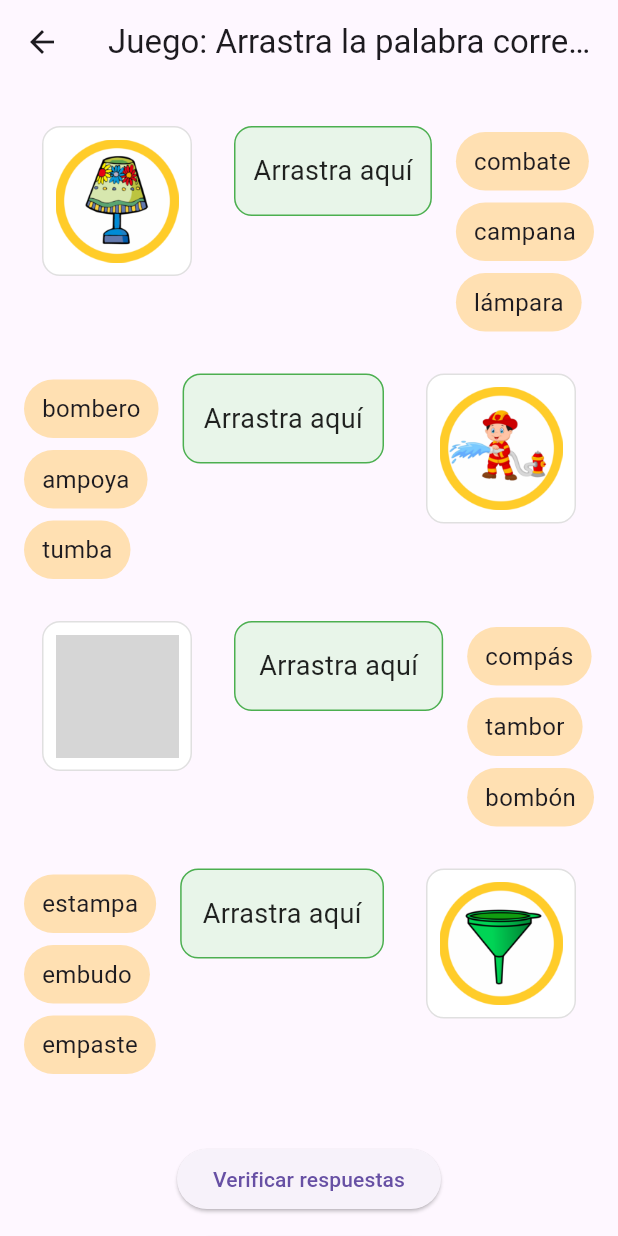
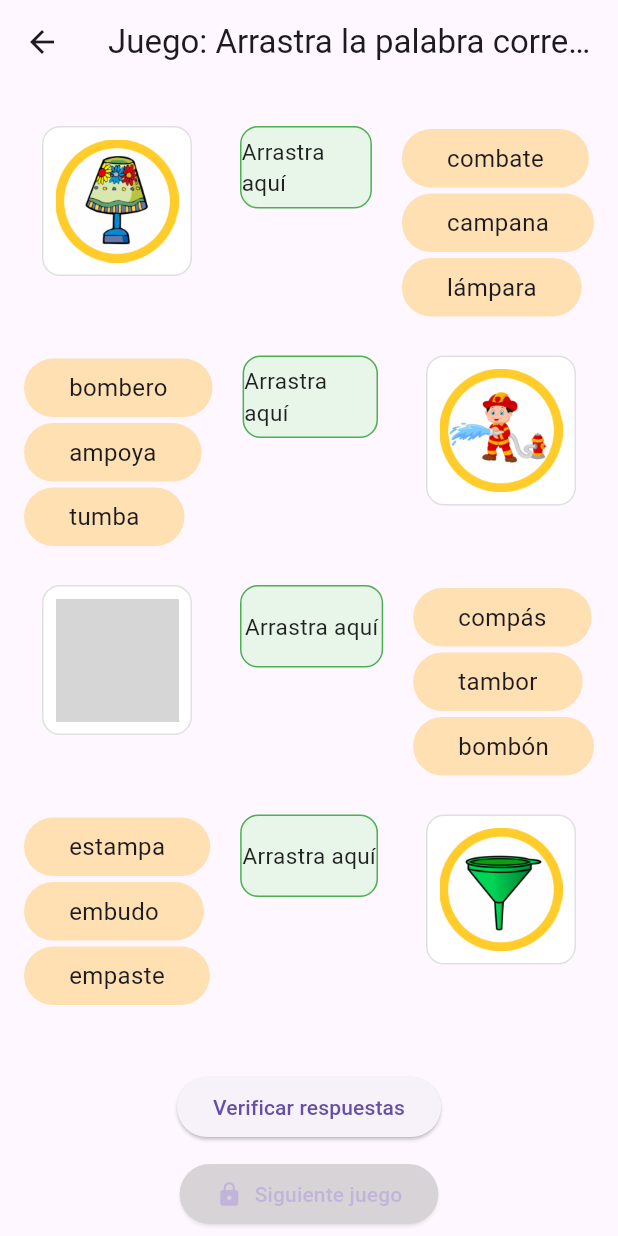
Before and after one commit to Marant7/proyectoMoviles, a Flutter app: the JuegoDragDrop2 screen opened directly, on a phone screen of 412 x 824 dp. Run offline on Flutter 3.47's test engine with Material 3 defaults, Android fonts, the light colour scheme and no system bars; grey boxes are pictures that could not be loaded.

Commit message:
actualizado2

```diff
--- a/lib/games/juego_1.dart
+++ b/lib/games/juego_1.dart
@@ -103,7 +103,7 @@ class _JuegoDragDropState extends State<JuegoDragDrop> {
                 ),
               );
             }),
-            SizedBox(height: 30),
+            SizedBox(height: 10),
             ElevatedButton(
               onPressed: checkAnswers,
               child: Text('Verificar respuestas'),
@@ -209,10 +209,10 @@ class _JuegoDragDropState extends State<JuegoDragDrop> {
 
   Widget wordChip(String word, {bool isDragging = false}) {
     return Container(
-      padding: EdgeInsets.symmetric(horizontal: 12, vertical: 8),
+      padding: EdgeInsets.symmetric(horizontal: 35, vertical: 6),
       decoration: BoxDecoration(
         color: isDragging ? Colors.orange[300] : Colors.orange[100],
-        borderRadius: BorderRadius.circular(20),
+        borderRadius: BorderRadius.circular(30),
         boxShadow:
             isDragging
                 ? [
--- a/lib/games/juego_2.dart
+++ b/lib/games/juego_2.dart
@@ -164,7 +164,7 @@ class _JuegoDragDropState extends State<JuegoDragDrop2> {
       children:
           options.map((word) {
             return Padding(
-              padding: const EdgeInsets.symmetric(vertical: 4.0),
+              padding: const EdgeInsets.symmetric(vertical: 2.0),
               child: Draggable<String>(
                 data: word,
                 feedback: Material(
@@ -190,8 +190,8 @@ class _JuegoDragDropState extends State<JuegoDragDrop2> {
       },
       builder: (context, candidateData, rejectedData) {
         return Container(
-          height: 60,
-          margin: EdgeInsets.symmetric(horizontal: 16),
+          height: 55,
+          margin: EdgeInsets.symmetric(horizontal: 20),
           decoration: BoxDecoration(
             color: Colors.green[50],
             borderRadius: BorderRadius.circular(12),
@@ -200,7 +200,7 @@ class _JuegoDragDropState extends State<JuegoDragDrop2> {
           alignment: Alignment.center,
           child: Text(
             answer ?? 'Arrastra aquí',
-            style: TextStyle(fontSize: 18, color: Colors.black87),
+            style: TextStyle(fontSize: 15, color: Colors.black87),
           ),
         );
       },
@@ -209,7 +209,7 @@ class _JuegoDragDropState extends State<JuegoDragDrop2> {
 
   Widget wordChip(String word, {bool isDragging = false}) {
     return Container(
-      padding: EdgeInsets.symmetric(horizontal: 12, vertical: 8),
+      padding: EdgeInsets.symmetric(horizontal: 30, vertical: 8),
       decoration: BoxDecoration(
         color: isDragging ? Colors.orange[300] : Colors.orange[100],
         borderRadius: BorderRadius.circular(20),
--- a/lib/main.dart
+++ b/lib/main.dart
@@ -22,7 +22,7 @@ class MyApp extends StatelessWidget {
     return MaterialApp(
       title: 'Mis Juegos',
       debugShowCheckedModeBanner: false,
-      home: MenuPrincipal(),
+      home: JuegoDragDrop2(),
     );
   }
 }
```
